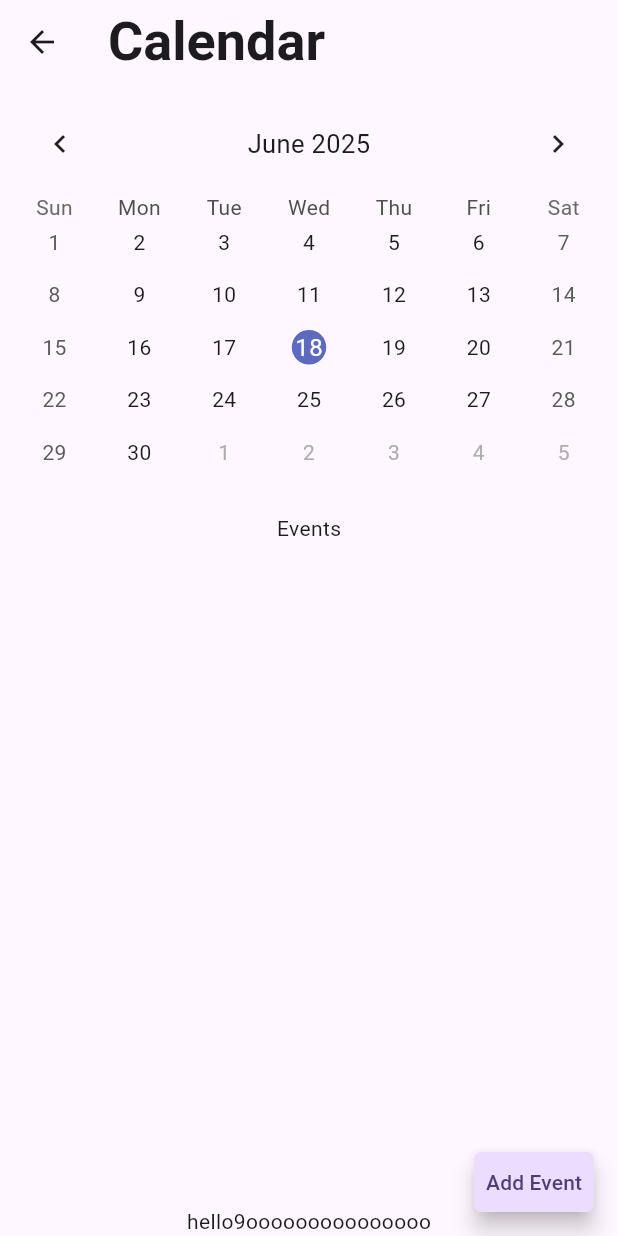
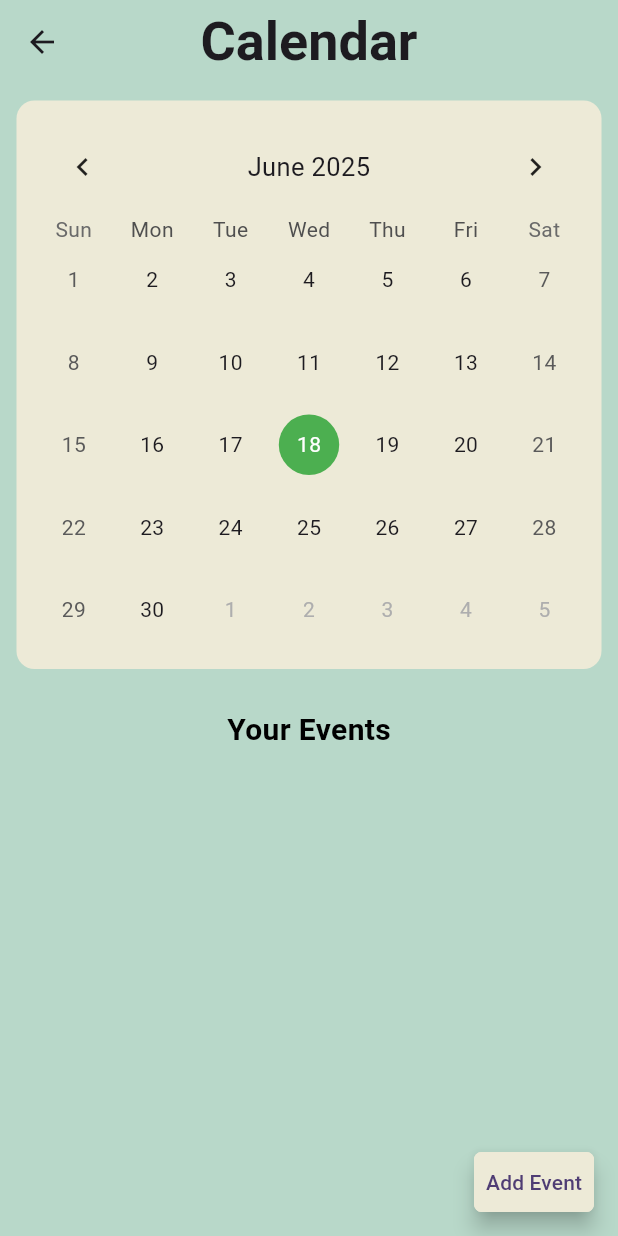
Before and after one commit to Shrijana1029/fitnessapp, a Flutter app: the Calender screen opened directly, on a phone screen of 412 x 824 dp. Run offline on Flutter 3.47's test engine with Material 3 defaults, Android fonts, the phone set to English and light mode, and no system bars; drawn by our look-alikes of table_calendar; our stand-ins replace another_carousel_pro, awesome_notifications, cloud_firestore, firebase_auth, firebase_core, fl_chart and 7 more; accounts and stored records are empty.

Commit message:
shree: calender ui

```diff
--- a/lib/screens/login_signup/calender.dart
+++ b/lib/screens/login_signup/calender.dart
@@ -75,13 +75,17 @@ class _CalenderState extends State<Calender> {
   @override
   Widget build(BuildContext context) {
     return Scaffold(
+      backgroundColor: Theme.of(context).primaryColorDark,
       appBar: AppBar(
+        backgroundColor: Theme.of(context).primaryColorDark,
         title: const Text('Calendar'),
+        centerTitle: true,
       ),
       floatingActionButton: SizedBox(
         width: 80,
         height: 40,
         child: FloatingActionButton(
+          backgroundColor: Theme.of(context).primaryColorLight,
           onPressed: () {
             showDialog(
               context: context,
@@ -123,6 +127,10 @@ class _CalenderState extends State<Calender> {
             );
           },
           shape: RoundedRectangleBorder(
+            side: BorderSide(
+              color: Theme.of(context).primaryColorLight,
+              width: 2.0,
+            ),
             borderRadius: BorderRadius.circular(5.0),
           ),
           child: const Text('Add Event'),
@@ -136,11 +144,21 @@ class _CalenderState extends State<Calender> {
     return Column(
       children: [
         Padding(
-          padding: const EdgeInsets.all(8.0),
+            padding: const EdgeInsets.all(11.0),
+            child: Container(
+              decoration: BoxDecoration(
+                color: Theme.of(context)
+                    .primaryColorLight, // 👈 your calendar background color
+                borderRadius:
+                    BorderRadius.circular(12), // optional: rounded corners
+              ),
+              padding: const EdgeInsets.all(12), // optional: inner space
               child: TableCalendar(
-            rowHeight: 35,
+                rowHeight: 55,
                 headerStyle: const HeaderStyle(
-                formatButtonVisible: false, titleCentered: true),
+                  formatButtonVisible: false,
+                  titleCentered: true,
+                ),
                 availableGestures: AvailableGestures.all,
                 selectedDayPredicate: (day) => isSameDay(_selectedDay, day),
                 focusedDay: _focusedDay,
@@ -151,12 +169,35 @@ class _CalenderState extends State<Calender> {
                 onPageChanged: (focusedDay) {
                   _focusedDay = focusedDay;
                 },
+                calendarBuilders: CalendarBuilders(
+                  selectedBuilder: (context, date, _) => Container(
+                    margin: const EdgeInsets.all(6.0),
+                    decoration: BoxDecoration(
+                      color: Colors.green, // 👈 background for selected date
+                      shape: BoxShape.circle,
+                    ),
+                    alignment: Alignment.center,
+                    child: Text(
+                      '${date.day}',
+                      style: const TextStyle(color: Colors.white),
                     ),
                   ),
+                ),
+              ),
+            )),
         const SizedBox(
           height: 15,
         ),
-        const Text('Events'),
+        const Text(
+          'Your Events',
+          style: TextStyle(
+              fontSize: 20,
+              fontWeight: FontWeight.bold,
+              color: Color.fromARGB(255, 0, 0, 0)),
+        ),
+        const SizedBox(
+          height: 10,
+        ),
         Expanded(
           child: ValueListenableBuilder(
             valueListenable: _selectedEvents,
@@ -215,8 +256,8 @@ class _CalenderState extends State<Calender> {
                     child: Container(
                       margin: const EdgeInsets.all(7),
                       decoration: BoxDecoration(
-                        color: const Color.fromARGB(
-                            255, 202, 186, 186), // Background color
+                        color: Theme.of(context)
+                            .primaryColorLight, // Background color
                         borderRadius:
                             BorderRadius.circular(10), // Rounded edges
                         boxShadow: [
@@ -242,11 +283,6 @@ class _CalenderState extends State<Calender> {
             },
           ),
         ),
-        Column(
-          children: [
-            Text('hello9ooooooooooooooo'),
-          ],
-        )
       ],
     );
   }
```
Lines whose indentation alone changed are shown as unchanged.
